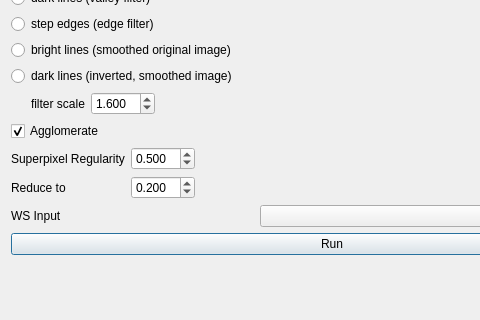
Before: the Qt Designer form ilastik/workflows/carving/preprocessingDrawer.ui in ilastik/ilastik, drawn with Qt 5; both pictures show x 0 to 480 and y 95 to 415 of the 772 by 668 pixel window.
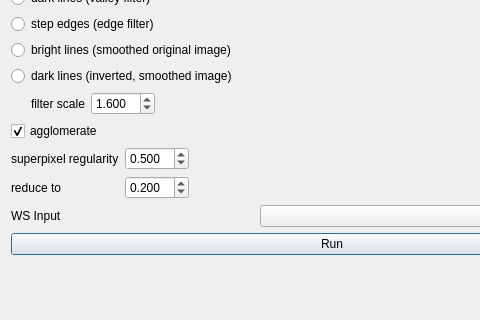
After: the same form once the commit is applied. Icons and pictures are not drawn.

Commit message: Use lowercase for preprocessing options

The edit to the form file:
```diff
--- a/ilastik/workflows/carving/preprocessingDrawer.ui
+++ b/ilastik/workflows/carving/preprocessingDrawer.ui
@@ -196,7 +196,7 @@
           <string>Reduce the number of superpixels to this parameter * original number. By defalut, reduce to 20% of the original superpixel number.</string>
          </property>
          <property name="text">
-          <string>Reduce to </string>
+          <string>reduce to </string>
          </property>
         </widget>
        </item>
@@ -222,7 +222,7 @@
           <string>Cluster easy decisions in order to reduce the problem size</string>
          </property>
          <property name="text">
-          <string>Agglomerate</string>
+          <string>agglomerate</string>
          </property>
          <property name="checked">
           <bool>true</bool>
@@ -261,7 +261,7 @@
           <string>How regular should the superpixel size be? 0 - no restrictions, 1 - all the same size</string>
          </property>
          <property name="text">
-          <string>Superpixel Regularity</string>
+          <string>superpixel regularity</string>
          </property>
         </widget>
        </item>
```
